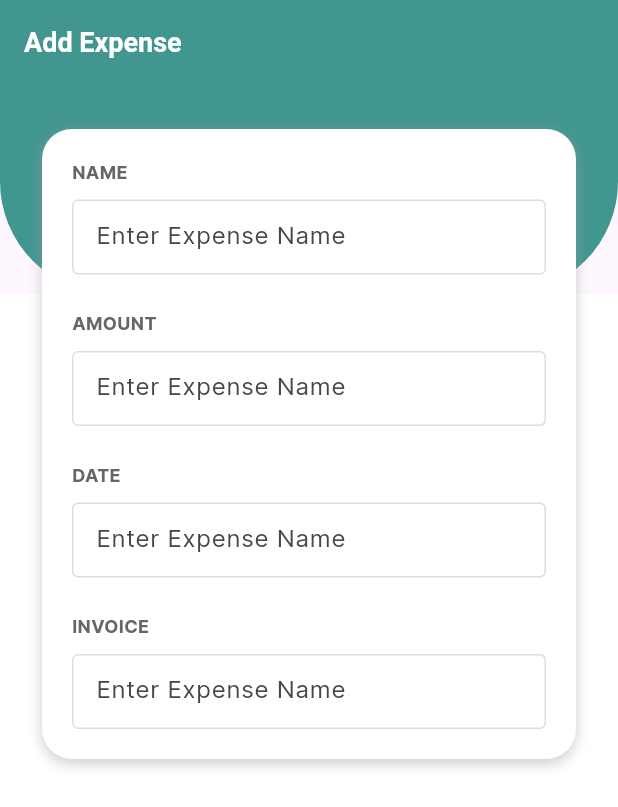
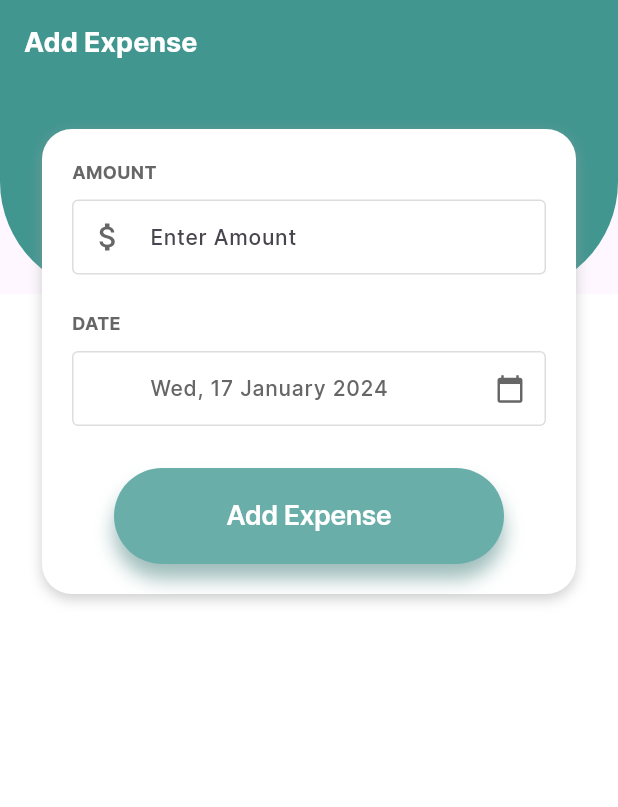
Before and after one commit to AhsanAshfaq1/Easy_Budget, a Flutter app: the screen it shows after launch, on a phone screen of 412 x 824 dp. Shown: the top 807 px of the screen. Run offline on Flutter 3.47's test engine with Material 3 defaults, Android fonts, the phone set to English and light mode, and no system bars; our stand-ins replace flutter_native_splash, sqflite; accounts and stored records are empty.

Commit message:
feat: Update add expense screen

```diff
--- a/lib/pages/add_expense.dart
+++ b/lib/pages/add_expense.dart
@@ -1,15 +1,58 @@
+import 'package:flutter/foundation.dart';
 import 'package:flutter/material.dart';
+import 'package:flutter/cupertino.dart';
 
-class AddExpense extends StatelessWidget {
+import 'package:intl/intl.dart';
+
+import '../components/index.dart' as components;
+
+class AddExpense extends StatefulWidget {
   const AddExpense({super.key});
+
+  @override
+  // ignore: library_private_types_in_public_api
+  _AddExpenseState createState() => _AddExpenseState();
+}
+
+class _AddExpenseState extends State<AddExpense> {
+  late FocusNode _focusNodeTextField, _focusNodeDateField;
+  final TextEditingController _controllerTextField = TextEditingController();
+  final TextEditingController _controllerDateField = TextEditingController();
+
+  @override
+  void initState() {
+    super.initState();
+    _focusNodeTextField = FocusNode();
+    _focusNodeDateField = FocusNode();
+    _focusNodeTextField.addListener(() {
+      setState(() {});
+    });
+    _focusNodeDateField.addListener(() {
+      setState(() {});
+    });
+    _controllerDateField.text =
+        DateFormat('EEE, d MMMM yyyy').format(DateTime.now());
+  }
+
+  @override
+  void dispose() {
+    _focusNodeTextField.dispose();
+    _focusNodeDateField.dispose();
+    _controllerTextField.dispose();
+    _controllerDateField.dispose();
+    super.dispose();
+  }
 
   @override
   Widget build(BuildContext context) {
     return Scaffold(
       appBar: AppBar(
-        title: const Text('Add Expense'),
-        titleTextStyle: const TextStyle(
-            fontSize: 18, fontWeight: FontWeight.bold, color: Colors.white),
+        title: components.customText(
+          text: 'Add Expense',
+          fontSize: 18,
+          fontWeight: FontWeight.w700,
+          textColor: Colors.white,
+        ),
         backgroundColor: const Color(0xFF429690),
       ),
       body: Stack(
@@ -44,48 +87,17 @@ class AddExpense extends StatelessWidget {
                     color: Colors.grey.withOpacity(0.5),
                     spreadRadius: 0,
                     blurRadius: 7,
-                    offset: const Offset(0, 3), // changes position of shadow
+                    offset: const Offset(0, 3),
                   ),
                 ],
               ),
-              child: const Padding(
-                padding: EdgeInsets.all(20),
+              child: Padding(
+                padding: const EdgeInsets.all(20),
                 child: Column(
                   crossAxisAlignment: CrossAxisAlignment.start,
                   children: [
-                    Padding(
+                    const Padding(
                       padding: EdgeInsets.fromLTRB(0, 0, 0, 10),
-                      child: Text(
-                        'NAME',
-                        textAlign: TextAlign.start,
-                        style: TextStyle(
-                          fontSize: 12,
-                          color: Color(0xFF666666),
-                          fontWeight: FontWeight.w700,
-                        ),
-                      ),
-                    ),
-                    SizedBox(
-                      height: 50,
-                      width: 350,
-                      child: TextField(
-                        textInputAction: TextInputAction.next,
-                        keyboardType: TextInputType.number,
-                        decoration: InputDecoration(
-                          focusedBorder: OutlineInputBorder(
-                            borderSide: BorderSide(
-                                color: Color(0xFF429690), width: 1.4),
-                          ),
-                          enabledBorder: OutlineInputBorder(
-                            borderSide: BorderSide(
-                                color: Color(0xFFDDDDDD), width: 1.0),
-                          ),
-                          hintText: 'Enter Expense Name',
-                        ),
-                      ),
-                    ),
-                    Padding(
-                      padding: EdgeInsets.fromLTRB(0, 24, 0, 10),
                       child: Text(
                         'AMOUNT',
                         textAlign: TextAlign.start,
@@ -99,23 +111,27 @@ class AddExpense extends StatelessWidget {
                     SizedBox(
                       height: 50,
                       width: 350,
-                      child: TextField(
-                        textInputAction: TextInputAction.next,
-                        keyboardType: TextInputType.number,
-                        decoration: InputDecoration(
-                          focusedBorder: OutlineInputBorder(
-                            borderSide: BorderSide(
-                                color: Color(0xFF429690), width: 1.4),
-                          ),
-                          enabledBorder: OutlineInputBorder(
-                            borderSide: BorderSide(
-                                color: Color(0xFFDDDDDD), width: 1.0),
-                          ),
-                          hintText: 'Enter Expense Name',
-                        ),
-                      ),
+                      child: components.customTextField(
+                          focusNode: _focusNodeTextField,
+                          controller: _controllerTextField,
+                          keyboardType: const TextInputType.numberWithOptions(
+                              decimal: true),
+                          hintText: 'Enter Amount',
+                          fontSize: 14,
+                          fontWeight: FontWeight.w500,
+                          icon: Icons.attach_money,
+                          suffixIcon: _focusNodeTextField.hasFocus
+                              ? IconButton(
+                                  onPressed: () {
+                                    _controllerTextField.clear();
+                                  },
+                                  icon: const Icon(Icons.clear),
+                                  iconSize: 20,
+                                  color: Colors.red[900],
+                                )
+                              : null),
                     ),
-                    Padding(
+                    const Padding(
                       padding: EdgeInsets.fromLTRB(0, 24, 0, 10),
                       child: Text(
                         'DATE',
@@ -130,50 +146,88 @@ class AddExpense extends StatelessWidget {
                     SizedBox(
                       height: 50,
                       width: 350,
-                      child: TextField(
-                        textInputAction: TextInputAction.next,
-                        keyboardType: TextInputType.number,
-                        decoration: InputDecoration(
-                          focusedBorder: OutlineInputBorder(
-                            borderSide: BorderSide(
-                                color: Color(0xFF429690), width: 1.4),
+                      child: components.customTextField(
+                          focusNode: _focusNodeDateField,
+                          controller: _controllerDateField,
+                          hintText: 'Select Date',
+                          fontSize: 14,
+                          fontWeight: FontWeight.w500,
+                          suffixIcon: IconButton(
+                            onPressed: () {
+                              if (defaultTargetPlatform == TargetPlatform.iOS) {
+                                showModalBottomSheet(
+                                  context: context,
+                                  builder: (BuildContext builder) {
+                                    return SizedBox(
+                                      height: MediaQuery.of(context)
+                                              .copyWith()
+                                              .size
+                                              .height /
+                                          3,
+                                      child: CupertinoDatePicker(
+                                        initialDateTime: DateTime.now(),
+                                        onDateTimeChanged: (DateTime newDate) {
+                                          newDate = DateTime(newDate.year,
+                                              newDate.month, newDate.day);
+
+                                          String formattedDate =
+                                              DateFormat('EEE, d MMMM yyyy')
+                                                  .format(newDate);
+
+                                          _controllerDateField.text =
+                                              formattedDate;
+                                        },
+                                        maximumDate: DateTime(2100),
+                                        minimumYear: 2000,
+                                        maximumYear: 2100,
+                                        mode: CupertinoDatePickerMode.date,
+                                      ),
+                                    );
+                                  },
+                                );
+                              } else {
+                                showDatePicker(
+                                  context: context,
+                                  initialDate: DateTime.now(),
+                                  firstDate: DateTime(2000),
+                                  lastDate: DateTime(2100),
+                                );
+                              }
+                            },
+                            icon: const Icon(Icons.calendar_today),
+                            iconSize: 20,
+                            color: _focusNodeDateField.hasFocus
+                                ? const Color(0xFF429690)
+                                : const Color(0xFF666666),
+                          )),
+                    ),
+                    Container(
+                      margin: const EdgeInsets.fromLTRB(
+                          28.0, 28.0, 28.0, 0.0), // Add this line
+                      width: double.infinity,
+                      height: 64,
+                      decoration: BoxDecoration(
+                        borderRadius: BorderRadius.circular(40),
+                        boxShadow: [
+                          BoxShadow(
+                            color: const Color(0xFF3E7C78).withOpacity(0.5),
+                            spreadRadius: 0,
+                            blurRadius: 10,
+                            offset: const Offset(
+                                0, 10), // changes position of shadow
                           ),
-                          enabledBorder: OutlineInputBorder(
-                            borderSide: BorderSide(
-                                color: Color(0xFFDDDDDD), width: 1.0),
-                          ),
-                          hintText: 'Enter Expense Name',
-                        ),
+                        ],
                       ),
-                    ),
-                    Padding(
-                      padding: EdgeInsets.fromLTRB(0, 24, 0, 10),
-                      child: Text(
-                        'INVOICE',
-                        textAlign: TextAlign.start,
-                        style: TextStyle(
-                          fontSize: 12,
-                          color: Color(0xFF666666),
-                          fontWeight: FontWeight.w700,
-                        ),
-                      ),
-                    ),
-                    SizedBox(
-                      height: 50,
-                      width: 350,
-                      child: TextField(
-                        textInputAction: TextInputAction.next,
-                        keyboardType: TextInputType.number,
-                        decoration: InputDecoration(
-                          focusedBorder: OutlineInputBorder(
-                            borderSide: BorderSide(
-                                color: Color(0xFF429690), width: 1.4),
-                          ),
-                          enabledBorder: OutlineInputBorder(
-                            borderSide: BorderSide(
-                                color: Color(0xFFDDDDDD), width: 1.0),
-                          ),
-                          hintText: 'Enter Expense Name',
+                      child: CupertinoButton(
+                        onPressed: () {},
+                        color: const Color(0xFF69AEA9),
+                        borderRadius: BorderRadius.circular(40),
+                        padding: EdgeInsets.zero,
+                        child: components.customText(
+                          text: 'Add Expense',
+                          fontSize: 18,
+                          fontWeight: FontWeight.w600,
+                          textColor: const Color(0xFFFFFFFF),
                         ),
                       ),
                     ),
```
